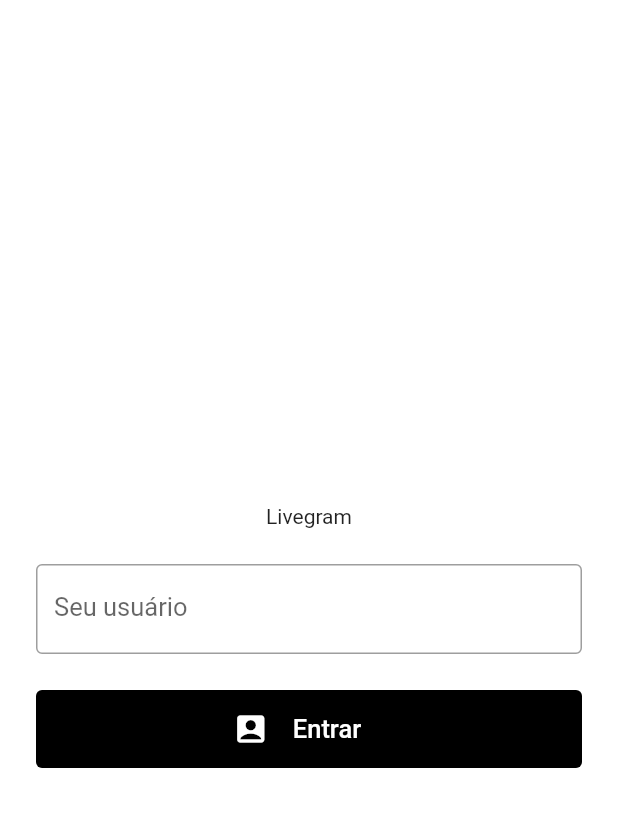
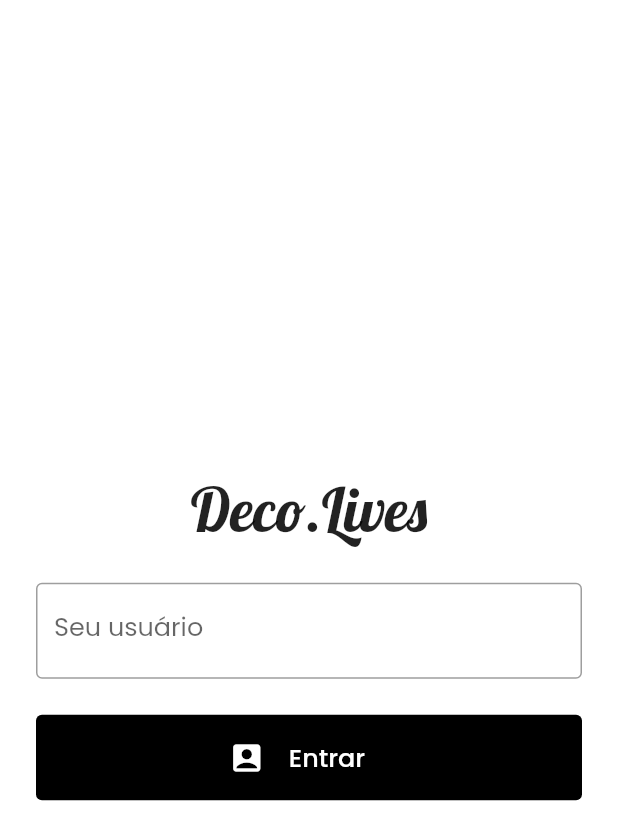
Before and after one commit to gustevito/ecommerce_flutter, a Flutter app: the screen it shows after launch, on a phone screen of 412 x 824 dp. Shown: the top 840 px of the screen. Run offline on Flutter 3.47's test engine with Material 2 defaults, Android fonts, the phone set to English and light mode, and no system bars; our stand-ins replace google_fonts.

Commit message:
FONTE FDP DO GOOGLE

```diff
--- a/lib/main.dart
+++ b/lib/main.dart
@@ -1,4 +1,5 @@
 import 'package:flutter/material.dart';
+import 'package:google_fonts/google_fonts.dart';
 
 import 'screens/login.dart';
 
@@ -31,6 +32,7 @@ class App extends StatelessWidget {
     return MaterialApp(
       title: 'Flutter Demo',
       theme: ThemeData(
+        fontFamily: GoogleFonts.poppins().fontFamily,
         primarySwatch: primaryBlack,
       ),
       home: const LoginPage(),
--- a/lib/screens/login.dart
+++ b/lib/screens/login.dart
@@ -25,7 +25,8 @@ class _LoginPageState extends State<LoginPage> {
             Padding(
               padding: const EdgeInsets.all(24.0),
               child: Text(
-                'Livegram',
+                'Deco.Lives',
+                style: GoogleFonts.lobster(fontSize: 40),
               ),
             ),
             Form(
@@ -74,5 +75,3 @@ class _LoginPageState extends State<LoginPage> {
     );
   }
 }
-
-class GoogleFonts {}
```
